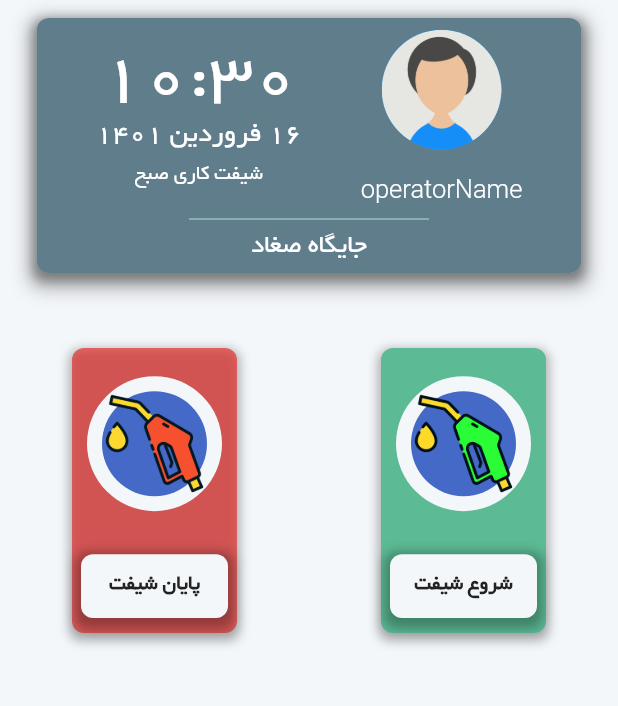
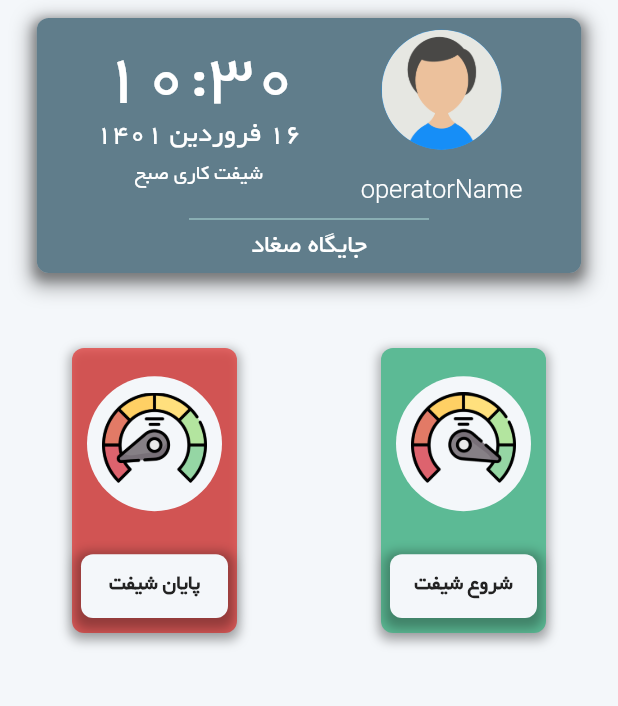
Before and after one commit to arrousta/ftm_service_app, a Flutter app: the HomePage screen opened by its route, on a phone screen of 412 x 824 dp, the part 84-790 px from its top. Run offline on Flutter 3.47's test engine with Material 2 defaults, Android fonts, the phone set to English and light mode, and no system bars; our stand-ins replace flutter_spinkit, package_info_plus, page_transition, shared_preferences, url_launcher_web; missing offline and left inert: package_info_plus_web, shared_preferences_web; accounts and stored records are empty.

```diff
--- a/lib/screens/home_page.dart
+++ b/lib/screens/home_page.dart
@@ -42,10 +42,13 @@ class HomePage extends StatelessWidget {
         elevation: 0,
         foregroundColor: kTextDarkColor,
         actions: <Widget>[
-          const Image(
+          const Hero(
+            tag: "ftm-logo",
+            child: Image(
               height: 80,
               width: 80,
               image: AssetImage("assets/images/ftm-logo.png"),
+            ),
           ),
           const SizedBox(
             width: 110,
@@ -96,7 +99,8 @@ class HomePage extends StatelessWidget {
                         },
                         child: Text(
                           Translations.of(context).text("log_out"),
-                          style: TextStyle(color: kErrorColor, fontSize: 11),
+                          style:
+                              const TextStyle(color: kErrorColor, fontSize: 11),
                         ),
                       ),
                     ],
@@ -107,9 +111,9 @@ class HomePage extends StatelessWidget {
             ListTile(
               title: Row(
                 children: [
-                  Icon(Icons.supervised_user_circle),
+                  const Icon(Icons.supervised_user_circle),
                   Padding(
-                    padding: EdgeInsets.only(right: 8),
+                    padding: const EdgeInsets.only(right: 8),
                     child: Text(Translations.of(context).text("profile")),
                   ),
                 ],
@@ -127,9 +131,9 @@ class HomePage extends StatelessWidget {
             ListTile(
               title: Row(
                 children: [
-                  Icon(Icons.coffee),
+                  const Icon(Icons.coffee),
                   Padding(
-                    padding: EdgeInsets.only(right: 8),
+                    padding: const EdgeInsets.only(right: 8),
                     child: Text(Translations.of(context).text("take_leave")),
                   ),
                 ],
@@ -148,9 +152,9 @@ class HomePage extends StatelessWidget {
             ListTile(
               title: Row(
                 children: [
-                  Icon(Icons.settings),
+                  const Icon(Icons.settings),
                   Padding(
-                    padding: EdgeInsets.only(right: 8),
+                    padding: const EdgeInsets.only(right: 8),
                     child: Text(Translations.of(context).text("setting")),
                   ),
                 ],
@@ -170,9 +174,9 @@ class HomePage extends StatelessWidget {
             ListTile(
               title: Row(
                 children: [
-                  Icon(Icons.call),
+                  const Icon(Icons.call),
                   Padding(
-                    padding: EdgeInsets.only(right: 8),
+                    padding: const EdgeInsets.only(right: 8),
                     child: Text(Translations.of(context).text("contact_us")),
                   ),
                 ],
@@ -191,9 +195,9 @@ class HomePage extends StatelessWidget {
             ListTile(
               title: Row(
                 children: [
-                  Icon(Icons.info),
+                  const Icon(Icons.info),
                   Padding(
-                    padding: EdgeInsets.only(right: 8.0),
+                    padding: const EdgeInsets.only(right: 8.0),
                     child: Text(Translations.of(context).text("about")),
                   ),
                 ],
@@ -299,6 +303,7 @@ class _HomePageBodyState extends State<HomePageBody> {
 
   @override
   Widget build(BuildContext context) {
+    bool isStarted = false;
     return WillPopScope(
       onWillPop: _onBackPressed,
       child: SafeArea(
@@ -401,11 +406,15 @@ class _HomePageBodyState extends State<HomePageBody> {
                 children: [
                   IconContent(
                     color: kGreenColor,
-                    iconAddress: "assets/icon/gas-green.png",
+                    iconAddress: "assets/icon/fuel-start.png",
                     label: Translations.of(context).text("start_shift"),
                     onPress: () {
+                      if (isStarted) {
+                        showSnackBar(context, "شیفت شما هنوز به پایان نرسیده است");
+                      } else {
                         setState(
                           () {
+
                             Navigator.pushReplacement(
                               context,
                               PageTransition(
@@ -418,11 +427,12 @@ class _HomePageBodyState extends State<HomePageBody> {
                             );
                           },
                         );
+                      }
                     },
                   ),
                   IconContent(
                     color: kRedColor,
-                    iconAddress: "assets/icon/gas-red.png",
+                    iconAddress: "assets/icon/fuel-end.png",
                     label: Translations.of(context).text("end_shift"),
                     onPress: () {
                       Navigator.pushReplacement(
@@ -469,4 +479,15 @@ class _HomePageBodyState extends State<HomePageBody> {
           );
         });
   }
+
 }
+void showSnackBar(BuildContext context, String text) {
+  final snackBar = SnackBar(
+    content: Text(
+      text,
+      style: TextStyle(fontFamily: 'Yekan'),
+    ),
+    backgroundColor: kErrorColor,
+  );
+  ScaffoldMessenger.of(context).showSnackBar(snackBar);
+}
--- a/lib/services/network_adapter.dart
+++ b/lib/services/network_adapter.dart
@@ -48,6 +48,7 @@ Future<User> signInUser(
 
   if (response.statusCode == 200) {
     // in My project statusCode  = 200
+
     return User.fromJson(jsonDecode(response.body));
   } else {
     // If the server did not return a 201 CREATED response,
--- a/lib/structures/user.dart
+++ b/lib/structures/user.dart
@@ -10,6 +10,7 @@ class User {
   late String? stateId;
   late String? userDetail;
   late String? token;
+  late bool? error;
 
   User(
       {this.id,
@@ -22,7 +23,8 @@ class User {
       this.role,
       this.stateId,
       this.userDetail,
-      this.token});
+      this.token,
+      this.error});
 
   factory User.fromJson(Map<String, dynamic> json) {
     return User(
@@ -37,6 +39,7 @@ class User {
       personnelId: json['info']['personnel_id'],
       password: json['info']['password'],
       token: json['token'],
+      error: json['err'],
     );
   }
 
--- a/lib/widgets/icon_content.dart
+++ b/lib/widgets/icon_content.dart
@@ -49,13 +49,12 @@ class _IconContentState extends State<IconContent> {
               child: CircleAvatar(
                 radius: 45,
                 backgroundColor: kLightBackgroundColor,
-                child: CircleAvatar(
-                  radius: 35,
-                  backgroundColor: kPrimaryColor,
+                child: Padding(
+                  padding: const EdgeInsets.only(bottom: 8),
                   child: Image(
                     image: AssetImage(widget.iconAddress ?? ""),
-                    width: 90,
-                    height: 90,
+                    width: 70,
+                    height: 70,
                   ),
                 ),
               ),
--- a/locale/fa.json
+++ b/locale/fa.json
@@ -43,6 +43,7 @@
 
   "final_confirm_mess": "لطفا مقدارهای وارد شده را کنترل نمایید و درصورت وجود اشتباه کلید ویرایش را بزنید ، مسؤلیت داده های وارد شده پس از تایید نهایی و اتمام شیفت به عهده شما میباشد.",
   "edit_data": "ویرایش داده ها",
+  "contradiction_data": "اعلام مغایرت در شیفت قبل",
   "finish": "پایان شیفت",
 
   "close_app_mess": "آیا میخواهید از نرم افزار خارج شوید؟",
```
Also changed, not shown: lib/screens/loading_page.dart (+26 -1 lines), lib/screens/sing_in_page.dart (+91 -37 lines), lib/screens/splash_screen.dart (+7 -3 lines), lib/screens/start_shift_page.dart (+13 -19 lines), assets/icon/fuel-end.png (added), assets/icon/fuel-start.png (added), assets/images/ftm-type.png (added). Lines whose indentation alone changed are shown as unchanged.
